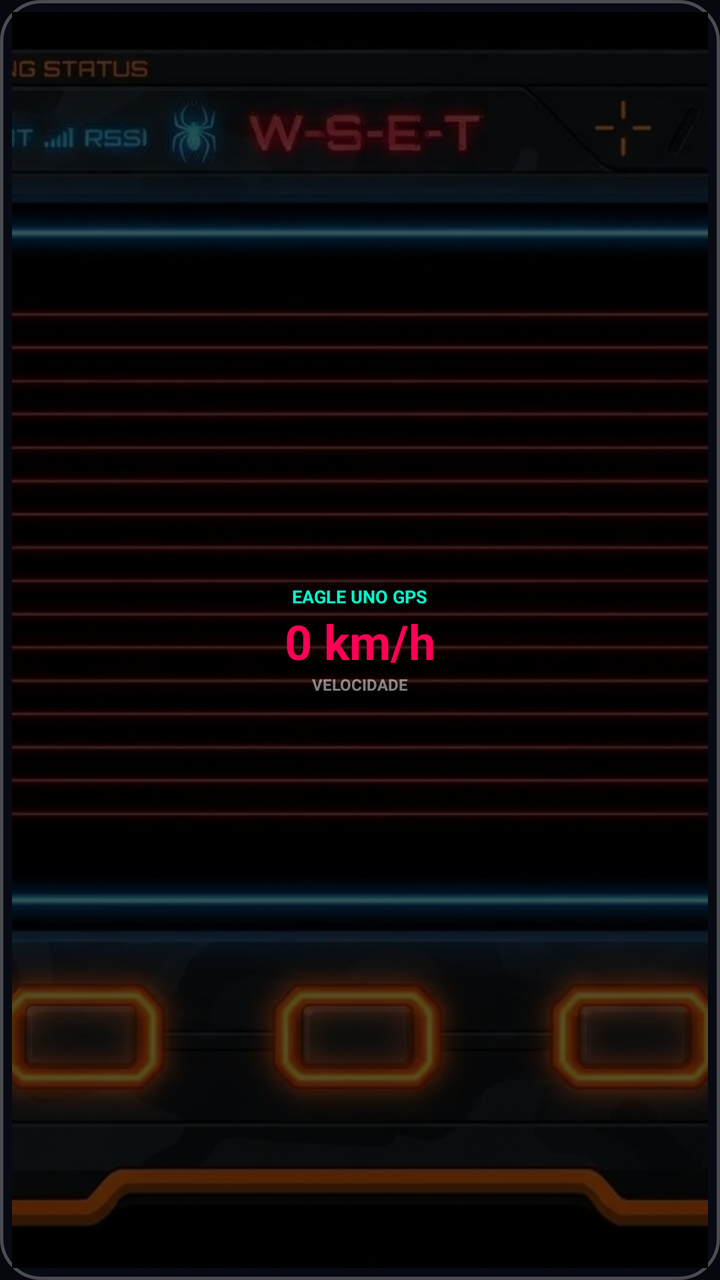
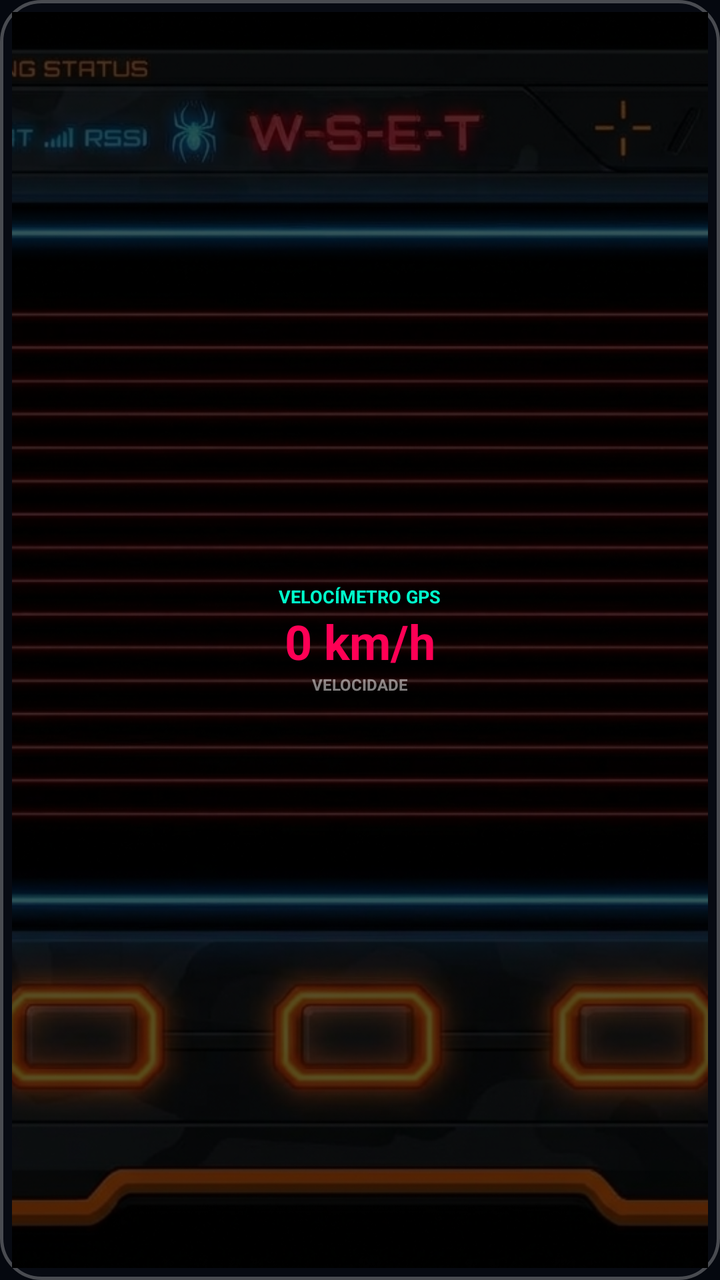

An Android layout rendered at two revisions. The XML below is the earlier revision; the diff shows what the commit changed to produce the second picture.
<!-- AndroidManifest.xml: application theme Theme.MyApplication -->
<!-- res/layout/widget_cover_layout.xml -->
<?xml version="1.0" encoding="utf-8"?>
<RelativeLayout xmlns:android="http://schemas.android.com/apk/res/android"
    android:id="@+id/widget_container"
    android:layout_width="match_parent"
    android:layout_height="match_parent"
    android:background="@drawable/bg_glass_widget"
    android:padding="6dp">

    <ImageView
        android:id="@+id/widget_bg_image"
        android:layout_width="match_parent"
        android:layout_height="match_parent"
        android:scaleType="centerCrop"
        android:src="@drawable/theme_red"
        android:contentDescription="@string/app_name" />

    <LinearLayout
        android:layout_width="match_parent"
        android:layout_height="match_parent"
        android:orientation="vertical"
        android:gravity="center"
        android:background="#A6000000"
        android:padding="6dp">

        <TextView
            android:layout_width="wrap_content"
            android:layout_height="wrap_content"
            android:text="EAGLE UNO GPS"
            android:textColor="#00FFCC"
            android:textSize="9sp"
            android:textStyle="bold" />

        <TextView
            android:id="@+id/widget_speed_text"
            android:layout_width="wrap_content"
            android:layout_height="wrap_content"
            android:text="0 km/h"
            android:textColor="#FF0055"
            android:textSize="24sp"
            android:textStyle="bold" />

        <TextView
            android:layout_width="wrap_content"
            android:layout_height="wrap_content"
            android:text="VELOCIDADE"
            android:textColor="#80FFFFFF"
            android:textSize="8sp"
            android:textStyle="bold" />

    </LinearLayout>

</RelativeLayout>
<!-- resources referenced by this layout -->
<resources>
  <!-- drawable bg_glass_widget (drawable) -->
  <?xml version="1.0" encoding="utf-8"?>
  <shape xmlns:android="http://schemas.android.com/apk/res/android"
      android:shape="rectangle">
      <solid android:color="#75090E17" />
      <stroke
          android:width="1.5dp"
          android:color="#45FFFFFF" />
      <corners android:radius="20dp" />
  </shape>
  <!-- drawable theme_red: jpg bitmap (drawable, 919713 bytes) -->
  <string name="app_name">Eagle Uno</string>
  <style name="Theme.MyApplication" parent="android:Theme.Material.NoActionBar">
          <item name="android:windowIsTranslucent">false</item>
          <item name="android:windowBackground">#05080F</item>
          <item name="android:windowNoTitle">true</item>
          <item name="android:backgroundDimEnabled">false</item>
          <item name="android:windowAnimationStyle">@style/SeamlessWindowAnimation</item>
      </style>
  <style name="SeamlessWindowAnimation" parent="android:Animation">
          <item name="android:activityOpenEnterAnimation">@android:anim/fade_in</item>
          <item name="android:activityOpenExitAnimation">@android:anim/fade_out</item>
          <item name="android:activityCloseEnterAnimation">@android:anim/fade_in</item>
          <item name="android:activityCloseExitAnimation">@android:anim/fade_out</item>
      </style>
</resources>

<!-- the commit's change to res/layout/widget_cover_layout.xml (unified diff, before → after) -->
@@ -25,7 +25,7 @@
         <TextView
             android:layout_width="wrap_content"
             android:layout_height="wrap_content"
-            android:text="EAGLE UNO GPS"
+            android:text="VELOCÍMETRO GPS"
             android:textColor="#00FFCC"
             android:textSize="9sp"
             android:textStyle="bold" />
<!-- resource entries referenced after the edit -->
@@ -11,7 +11,7 @@
       <corners android:radius="20dp" />
   </shape>
   <!-- drawable theme_red: jpg bitmap (drawable, 919713 bytes) -->
-  <string name="app_name">Eagle Uno</string>
+  <string name="app_name">Velocímetro Automotivo</string>
   <style name="Theme.MyApplication" parent="android:Theme.Material.NoActionBar">
           <item name="android:windowIsTranslucent">false</item>
           <item name="android:windowBackground">#05080F</item>
